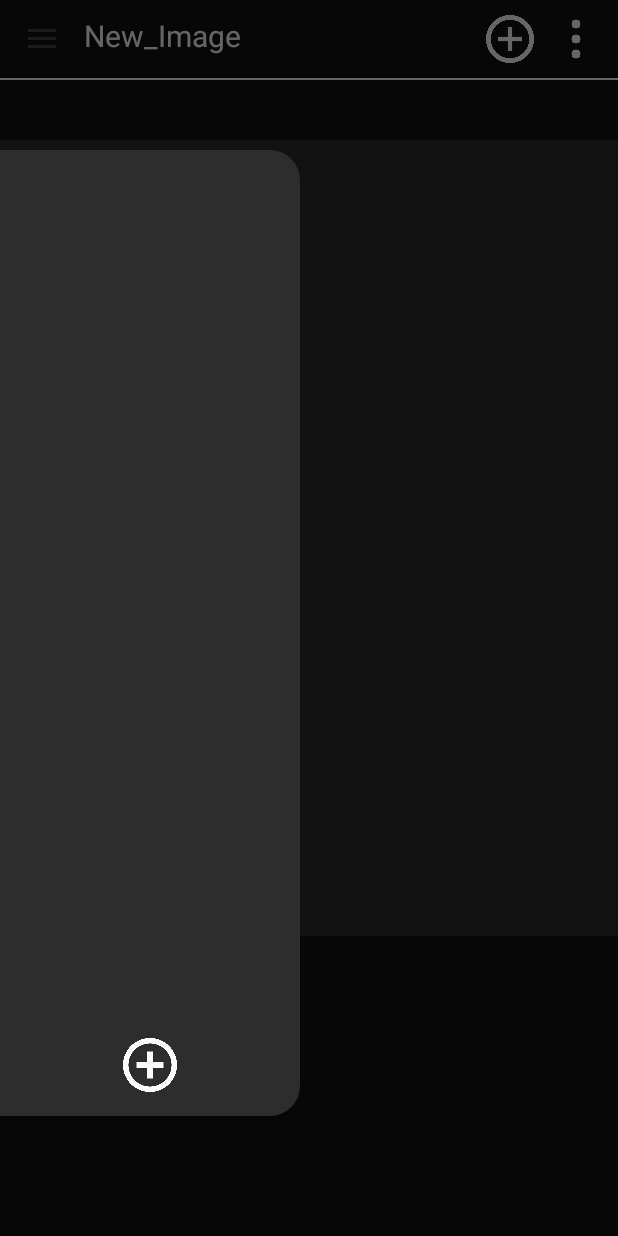
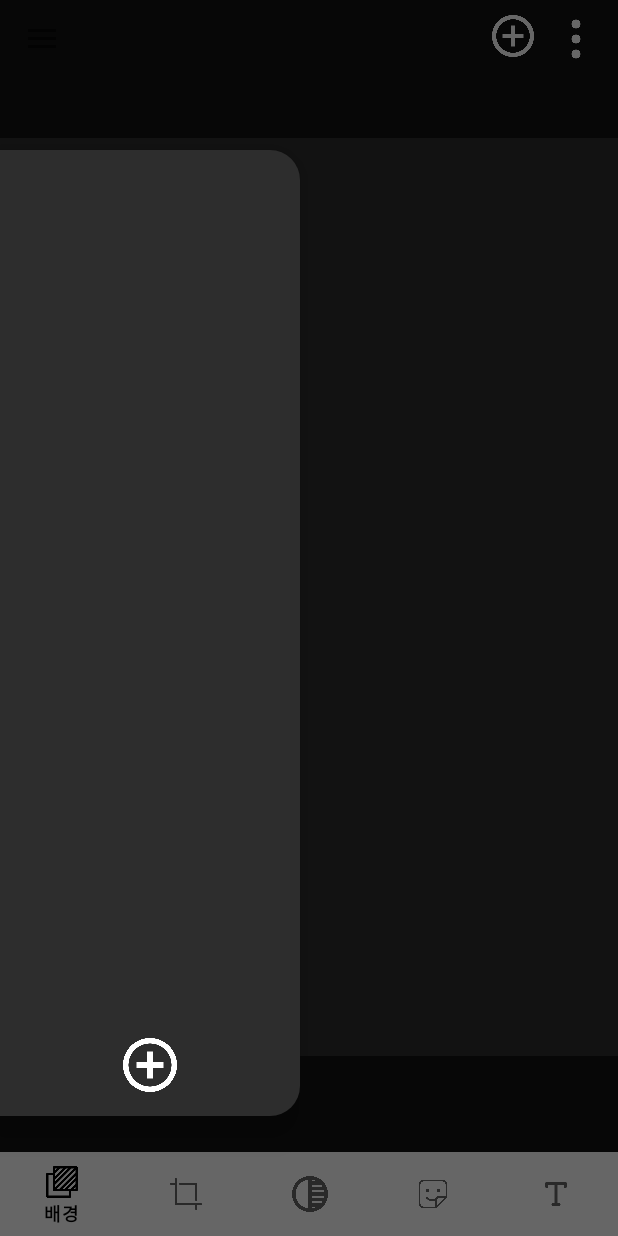
Before and after one commit to corangg/Img_decorat, an Android app: the screen it shows after launch (MainActivity), with the side drawer open, on a phone screen of 412 x 824 dp. Run offline under Robolectric (Android 15) with nearby library versions, the phone set to English and light mode, and no system bars; our stand-ins replace Dagger/Hilt's generated code, data binding.

Commit message:
- bottomnavigation 추가

```diff
--- a/build.gradle.kts
+++ b/build.gradle.kts
@@ -59,7 +59,7 @@ dependencies {
     androidTestImplementation(libs.androidx.junit)
     androidTestImplementation(libs.androidx.espresso.core)
 
-    implementation("com.google.android.material:material:1.6.0")//CardView
+    implementation("com.google.android.material:material:1.12.0")//CardView
 
     implementation("com.github.bumptech.glide:glide:4.13.0")//Glide
     kapt("com.github.bumptech.glide:compiler:4.13.0")
--- a/src/main/AndroidManifest.xml
+++ b/src/main/AndroidManifest.xml
@@ -2,7 +2,7 @@
 <manifest xmlns:android="http://schemas.android.com/apk/res/android"
     xmlns:tools="http://schemas.android.com/tools">
 
-    <uses-permission android:name="android.permission.READ_EXTERNAL_STORAGE"/>
+    <!--<uses-permission android:name="android.permission.READ_EXTERNAL_STORAGE"/>-->
 
     <application
         android:allowBackup="true"
--- a/src/main/java/com/example/img_decorat/ui/MainActivity.kt
+++ b/src/main/java/com/example/img_decorat/ui/MainActivity.kt
@@ -1,6 +1,7 @@
 package com.example.img_decorat.ui
 
 import android.Manifest
+import android.R
 import android.app.Activity
 import android.content.Intent
 import android.content.pm.PackageManager
@@ -18,6 +19,7 @@ import androidx.core.app.ActivityCompat
 import androidx.core.content.ContextCompat
 import androidx.core.view.ViewCompat
 import androidx.core.view.WindowInsetsCompat
+import androidx.core.view.setPadding
 import androidx.databinding.DataBindingUtil
 import androidx.databinding.ViewDataBinding
 import androidx.recyclerview.widget.DividerItemDecoration
@@ -25,13 +27,14 @@ import androidx.recyclerview.widget.ItemTouchHelper
 import androidx.recyclerview.widget.LinearLayoutManager
 import androidx.recyclerview.widget.RecyclerView
 import com.example.img_decorat.ImgLayerData
-import com.example.img_decorat.R
 import com.example.img_decorat.RequestCode
 import com.example.img_decorat.databinding.ActivityMainBinding
 import com.example.img_decorat.ui.adapter.LayerAdapter
 import com.example.img_decorat.ui.adapter.MenuAdapter
 import com.example.img_decorat.viewmodel.MainViewModel
+import com.google.android.material.bottomnavigation.BottomNavigationView
 import java.util.LinkedList
+
 
 class MainActivity : AppCompatActivity(),MenuAdapter.OnItemClickListener,LayerAdapter.OnLayerItemClickListener {
     private lateinit var binding : ActivityMainBinding
@@ -48,16 +51,19 @@ class MainActivity : AppCompatActivity(),MenuAdapter.OnItemClickListener,LayerAd
 
     override fun onCreate(savedInstanceState: Bundle?) {
         super.onCreate(savedInstanceState)
-        enableEdgeToEdge()
-        binding = DataBindingUtil.setContentView(this, R.layout.activity_main)
+
+        binding = DataBindingUtil.setContentView(this, com.example.img_decorat.R.layout.activity_main)
         (binding as ViewDataBinding).lifecycleOwner = this
         binding.viewmodel = viewModel
-
-        ViewCompat.setOnApplyWindowInsetsListener(findViewById(R.id.main)) { v, insets ->
+        /*enableEdgeToEdge()//이거 있으면 바텀네비게이션 강제 패딩 들어감
+        ViewCompat.setOnApplyWindowInsetsListener(findViewById(com.example.img_decorat.R.id.main)) { v, insets ->
             val systemBars = insets.getInsets(WindowInsetsCompat.Type.systemBars())
             v.setPadding(systemBars.left, systemBars.top, systemBars.right, systemBars.bottom)
             insets
-        }
+        }*/
+
+
+
 
         checkPermission()
         setToolbar()
@@ -65,6 +71,7 @@ class MainActivity : AppCompatActivity(),MenuAdapter.OnItemClickListener,LayerAd
         itemTouchHelper()
         setObserve()
     }
+
     private fun checkPermission(){
         if (ContextCompat.checkSelfPermission(this, Manifest.permission.READ_EXTERNAL_STORAGE) != PackageManager.PERMISSION_GRANTED) {
             ActivityCompat.requestPermissions(this, arrayOf(Manifest.permission.READ_EXTERNAL_STORAGE), RequestCode.OPEN_GALLERY_REQUEST_CODE)
@@ -74,7 +81,8 @@ class MainActivity : AppCompatActivity(),MenuAdapter.OnItemClickListener,LayerAd
     private fun setToolbar(){
         setSupportActionBar(binding.mainToolbar)
         supportActionBar?.setDisplayShowTitleEnabled(false)
-        drawerToggle = ActionBarDrawerToggle(this, binding.drawerLayout, R.string.drawer_open,R.string.drawer_close)
+        drawerToggle = ActionBarDrawerToggle(this, binding.drawerLayout, com.example.img_decorat.R.string.drawer_open,
+            com.example.img_decorat.R.string.drawer_close)
         supportActionBar?.setDisplayHomeAsUpEnabled(true)
         drawerToggle.syncState()
     }
@@ -178,7 +186,7 @@ class MainActivity : AppCompatActivity(),MenuAdapter.OnItemClickListener,LayerAd
 
     private fun buttionAnimation(button: ImageButton) {
         val button = button
-        val animation = AnimationUtils.loadAnimation(this, R.anim.anim_clicked)
+        val animation = AnimationUtils.loadAnimation(this, com.example.img_decorat.R.anim.anim_clicked)
         button.startAnimation(animation)
     }
 
--- a/src/main/java/com/example/img_decorat/viewmodel/MainViewModel.kt
+++ b/src/main/java/com/example/img_decorat/viewmodel/MainViewModel.kt
@@ -8,6 +8,7 @@ import android.graphics.BitmapFactory
 import android.graphics.Color
 import android.net.Uri
 import android.os.Build
+import android.view.MenuItem
 import android.view.View
 import android.widget.FrameLayout
 import androidx.core.view.ViewCompat
@@ -37,6 +38,10 @@ class MainViewModel @Inject constructor(application: Application) : AndroidViewM
     val imageViewList = LinkedList<ImageViewData>()
     val liveImageViewList : MutableLiveData<LinkedList<ImageViewData>> = MutableLiveData()
 
+
+    fun bottomNavigationItemSelected(item : MenuItem):Boolean{
+        return true
+    }
 
     fun openGallery(){
         openGalleryEvent.value = Unit
--- /dev/null
+++ b/src/main/res/color/navigation_ic_color.xml
@@ -0,0 +1,5 @@
+<?xml version="1.0" encoding="utf-8"?>
+<selector xmlns:android="http://schemas.android.com/apk/res/android">
+    <item android:state_checked="true" android:color="@color/white" />
+    <item android:color="@android:color/darker_gray" />
+</selector>
--- a/src/main/res/layout/activity_main.xml
+++ b/src/main/res/layout/activity_main.xml
@@ -2,7 +2,6 @@
 <layout xmlns:android="http://schemas.android.com/apk/res/android"
     xmlns:app="http://schemas.android.com/apk/res-auto"
     xmlns:tools="http://schemas.android.com/tools">
-
     <data>
         <variable
             name="viewmodel"
@@ -17,16 +16,14 @@
             android:id="@+id/main"
             android:layout_width="match_parent"
             android:layout_height="match_parent"
-            tools:context=".ui.MainActivity"
-            android:orientation="vertical"
             android:background="#121212">
+
             <View
                 android:id="@+id/outside_touch_view"
                 android:layout_width="match_parent"
                 android:layout_height="match_parent"
                 android:background="@android:color/transparent"
                 android:onClick="@{()->viewmodel.closeMenu()}"/>
-
             <androidx.appcompat.widget.Toolbar
                 android:layout_width="match_parent"
                 android:layout_height="52dp"
@@ -45,8 +42,8 @@
                         android:background="@null"
                         android:text= "@={viewmodel.imgTitle}" />
                     <ImageButton
-                        android:layout_width="32dp"
-                        android:layout_height="32dp"
+                        android:layout_width="28dp"
+                        android:layout_height="28dp"
                         android:id="@+id/menu_add"
                         android:layout_marginRight="12dp"
                         android:layout_toLeftOf="@+id/menu_more"
@@ -65,52 +62,6 @@
                 </RelativeLayout>
             </androidx.appcompat.widget.Toolbar>
 
-            <View
-                android:layout_width="match_parent"
-                android:layout_height="1dp"
-                android:id="@+id/line_toolbar"
-                android:layout_below="@+id/main_toolbar"
-                android:background="@color/white"/>
-
-            <FrameLayout
-                android:layout_width="match_parent"
-                android:layout_height="wrap_content"
-                android:id="@+id/img_view"
-                android:layout_below="@id/line_toolbar"
-                android:layout_above="@id/edit_view"
-                android:layout_marginTop="40dp"
-                android:layout_marginBottom="80dp"
-                android:background="#2D2D2D" />
-
-          <!--  <com.example.img_decorat.ZoomableImageView
-                android:id="@+id/zoomableImageView"
-                android:layout_width="match_parent"
-                android:layout_height="match_parent"
-                android:src="@drawable/ic_add" />-->
-
-            <LinearLayout
-                android:layout_width="match_parent"
-                android:layout_height="120dp"
-                android:id="@+id/edit_view"
-                android:layout_alignParentBottom="true"
-                android:orientation="horizontal">
-
-            </LinearLayout>
-
-            <!--<LinearLayout
-                android:layout_width="match_parent"
-                android:layout_height="match_parent"
-                android:orientation="vertical">
-
-                <View
-                    android:layout_width="match_parent"
-                    android:layout_height="match_parent"
-                    android:background="#2D2D2D" />
-
-            </LinearLayout>-->
-
-
-
             <LinearLayout
                 android:layout_width="80dp"
                 android:layout_height="wrap_content"
@@ -119,7 +70,7 @@
                 android:layout_alignParentRight="true"
                 android:background="#000000"
                 android:layout_marginHorizontal="6dp"
-                android:layout_below="@id/line_toolbar"
+                android:layout_below="@+id/main_toolbar"
                 android:visibility="gone">
                 <androidx.recyclerview.widget.RecyclerView
                     android:layout_width="match_parent"
@@ -127,6 +78,28 @@
                     android:layout_gravity="center"
                     android:id="@+id/recycle_meun" />
             </LinearLayout>
+
+
+            <FrameLayout
+                android:layout_width="match_parent"
+                android:layout_height="match_parent"
+                android:id="@+id/img_view"
+                android:layout_below="@+id/main_toolbar"
+                android:layout_marginTop="40dp"
+                android:layout_marginBottom="120dp"
+                android:background="#2D2D2D" />
+
+
+            <com.google.android.material.bottomnavigation.BottomNavigationView
+                android:id="@+id/bottom_navigation"
+                android:layout_width="match_parent"
+                android:layout_height="wrap_content"
+                android:layout_alignParentBottom="true"
+                app:labelVisibilityMode="auto"
+                app:menu="@menu/bottom_navigation_menu"
+                app:onNavigationItemSelectedListener="@{(item)->viewmodel.bottomNavigationItemSelected(item)}"/>
+
+
         </RelativeLayout>
 
         <RelativeLayout
--- /dev/null
+++ b/src/main/res/menu/bottom_navigation_menu.xml
@@ -0,0 +1,38 @@
+<?xml version="1.0" encoding="utf-8"?>
+<menu xmlns:android="http://schemas.android.com/apk/res/android">
+    <item
+        android:id="@+id/navigation_background"
+        android:icon="@drawable/ic_background"
+        android:enabled="true"
+        android:title="배경" />
+
+    <item
+        android:id="@+id/navigation_split"
+        android:icon="@drawable/ic_split"
+        android:enabled="true"
+        android:title="자르기" />
+
+    <item
+        android:id="@+id/navigation_hue"
+        android:icon="@drawable/ic_hue"
+        android:enabled="true"
+        android:title="색조" />
+
+    <item
+        android:id="@+id/navigation_sticker"
+        android:icon="@drawable/ic_sticker"
+        android:enabled="true"
+        android:title="스티커" />
+
+    <item
+        android:id="@+id/navigation_text"
+        android:icon="@drawable/ic_text"
+        android:enabled="true"
+        android:title="텍스트" />
+
+   <!-- <item
+        android:id="@+id/navigation_pen"
+        android:icon="@drawable/ic_pen"
+        android:enabled="true"
+        android:title="펜" />-->
+</menu>
--- a/src/main/res/values-night/themes.xml
+++ b/src/main/res/values-night/themes.xml
@@ -1,10 +1,17 @@
 <resources xmlns:tools="http://schemas.android.com/tools">
     <!-- Base application theme. -->
-    <style name="Theme.Img_decorat" parent="Theme.Material3.DayNight.NoActionBar" >
+    <style name="Theme.Img_decorat" parent="Theme.MaterialComponents.DayNight.NoActionBar" >
         <item name="overlapAnchor">false</item>
         <item name="android:dropDownVerticalOffset">200dp</item>
         <item name="colorPrimary">@color/black</item>
         <item name="colorOnPrimary">@color/white</item>
 
     </style>
+
+    <!--<style name="BottomNavigationStyle" parent="Widget.MaterialComponents.BottomNavigationView">
+        <item name="android:layout_height">60dp</item>
+        <item name="itemIconTint">@color/navigation_ic_color</item>
+        <item name="itemTextColor">@color/navigation_ic_color</item>
+        <item name="android:paddingBottom">0dp</item>
+    </style>-->
 </resources>
--- a/src/main/res/values/themes.xml
+++ b/src/main/res/values/themes.xml
@@ -1,7 +1,7 @@
 <resources xmlns:tools="http://schemas.android.com/tools">
     <!-- Base application theme. -->
 
-    <style name="Theme.Img_decorat" parent="Theme.Material3.DayNight.NoActionBar" >
+    <style name="Theme.Img_decorat" parent="Theme.MaterialComponents.Light.NoActionBar" >
 
         <item name="overlapAnchor">false</item>
         <item name="android:dropDownVerticalOffset">200dp</item>
@@ -16,6 +16,13 @@
        <!--// <item name="android:popupBackground">@drawable/menu_background</item>  &lt;!&ndash; 메뉴 배경 &ndash;&gt;-->
     </style>
 
+ <!--   <style name="BottomNavigationStyle" parent="Widget.MaterialComponents.BottomNavigationView">\
+        <item name="android:layout_height">60dp</item>
+        <item name="itemIconTint">@color/navigation_ic_color</item>
+        <item name="itemTextColor">@color/navigation_ic_color</item>
+        <item name="android:paddingBottom">0dp</item>
+    </style>
+-->
 
 
 </resources>
```
Also changed, not shown: src/main/res/drawable/ic_background.png (added), src/main/res/drawable/ic_hue.png (added), src/main/res/drawable/ic_pen.png (added), src/main/res/drawable/ic_split.png (added), src/main/res/drawable/ic_sticker.png (added), src/main/res/drawable/ic_tab_profile.png (added), src/main/res/drawable/ic_text.png (added).
